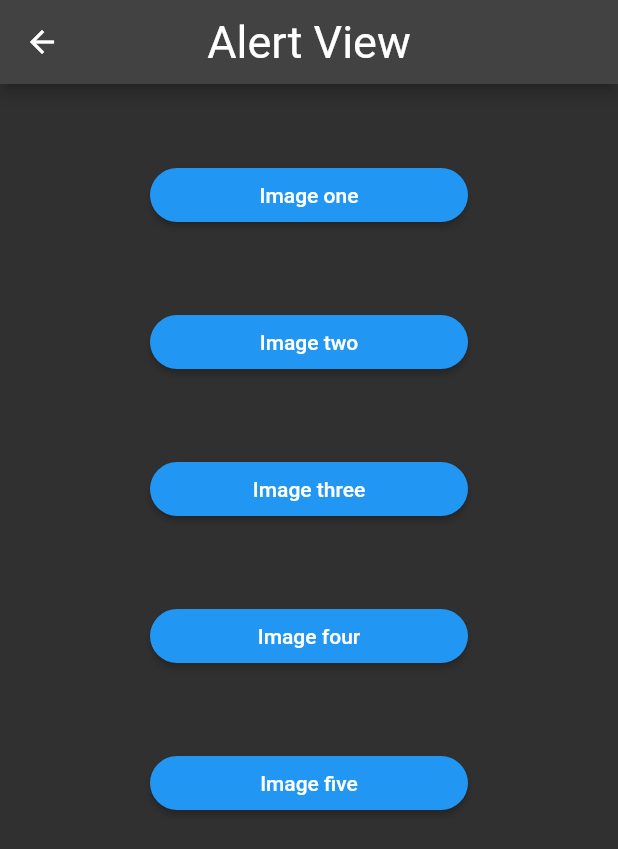
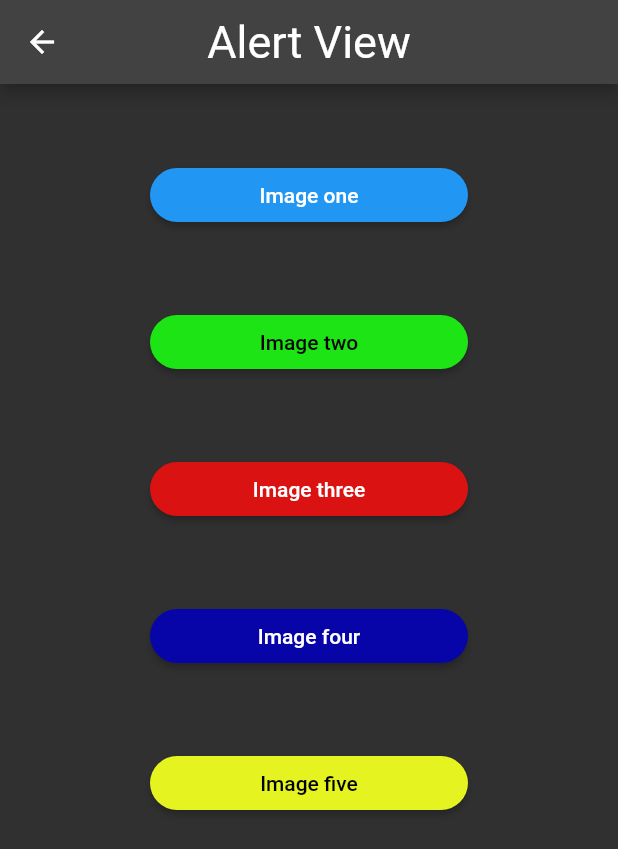
Before and after one commit to DeijoseDevelop/proyecto_flutter_LSV, a Flutter app: the AlertView screen opened by its route, on a phone screen of 412 x 824 dp. Shown: the top 849 px of the screen. Run offline on Flutter 3.47's test engine with Material 2 defaults, Android fonts, the phone set to English and light mode, and no system bars.

Commit message:
add different colors in alert view

```diff
--- a/lib/src/view/alert_view.dart
+++ b/lib/src/view/alert_view.dart
@@ -43,15 +43,15 @@ class AlertView extends StatelessWidget {
           ),
           const SizedBox(height: 50),
           RaisedButton(
-            color: Colors.blue,
-            textColor: Colors.white,
+            color: Color.fromRGBO(28, 228, 21, 1),
+            textColor: Colors.black,
             shape: const StadiumBorder(),
             onPressed: () => _showAlert(context, urls['url2']),
             child: const Text('Image two'),
           ),
           const SizedBox(height: 50),
           RaisedButton(
-            color: Colors.blue,
+            color: Color.fromARGB(255, 218, 18, 18),
             textColor: Colors.white,
             shape: const StadiumBorder(),
             onPressed: () => _showAlert(context, urls['url3']),
@@ -59,7 +59,7 @@ class AlertView extends StatelessWidget {
           ),
           const SizedBox(height: 50),
           RaisedButton(
-            color: Colors.blue,
+            color: Color.fromARGB(255, 7, 5, 168),
             textColor: Colors.white,
             shape: const StadiumBorder(),
             onPressed: () => _showAlert(context, urls['url4']),
@@ -67,8 +67,8 @@ class AlertView extends StatelessWidget {
           ),
           const SizedBox(height: 50),
           RaisedButton(
-            color: Colors.blue,
-            textColor: Colors.white,
+            color: Color.fromARGB(255, 229, 243, 33),
+            textColor: Colors.black,
             shape: const StadiumBorder(),
             onPressed: () => _showAlert(context, urls['url5']),
             child: const Text('Image five'),
```
